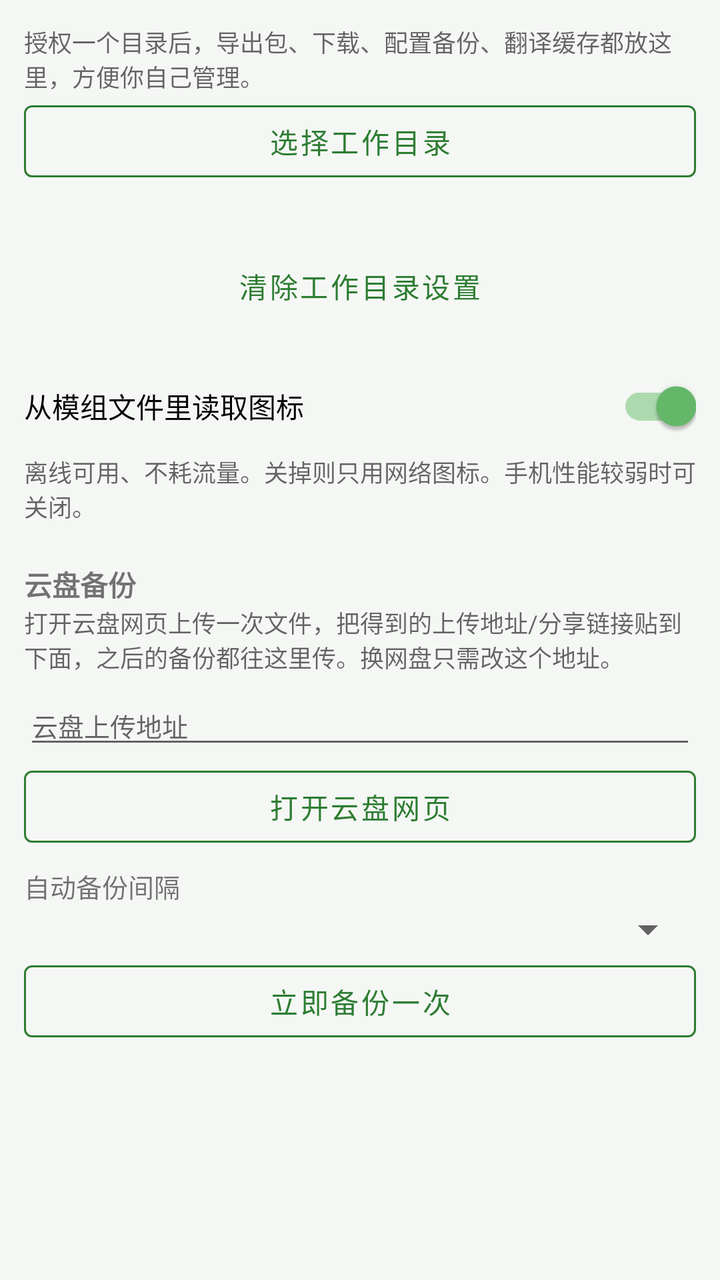
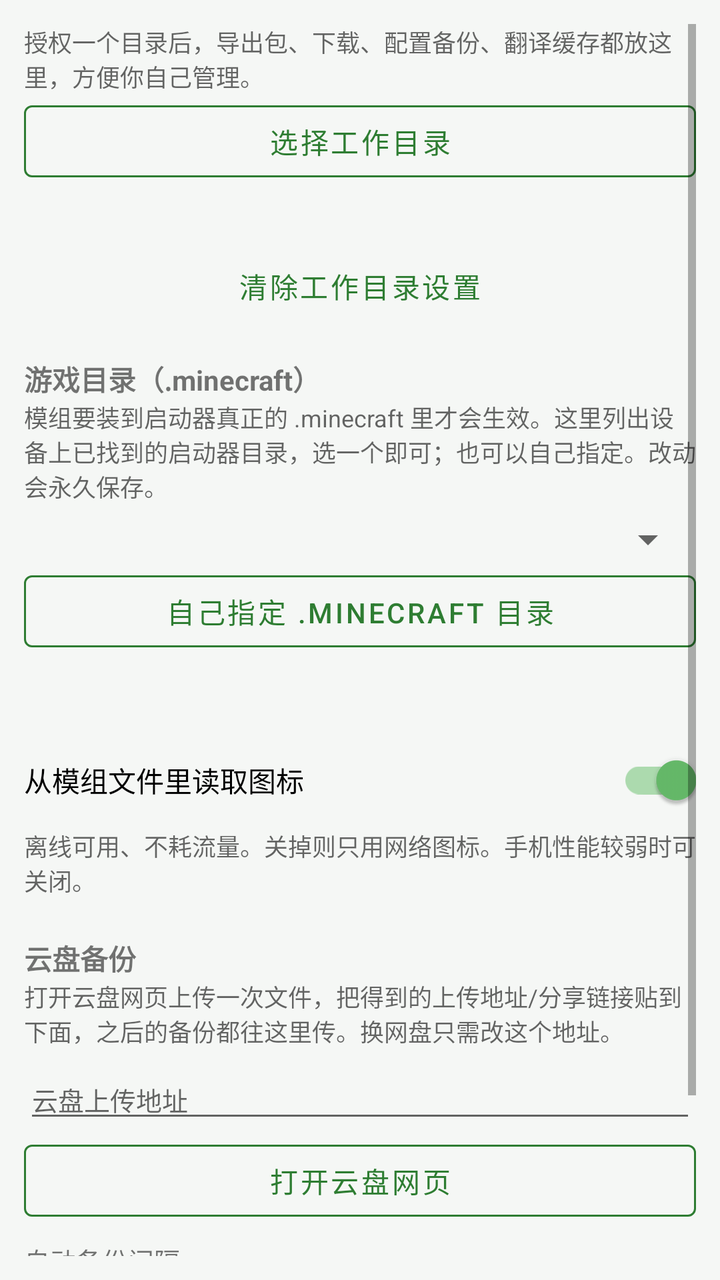

Two renders of the same Android screen: before a commit and after it. Below are the layout's source before the change and the commit's diff.
<!-- AndroidManifest.xml: application theme Theme.ModMigrator -->
<!-- res/layout/fragment_settings_storage.xml -->
<?xml version="1.0" encoding="utf-8"?>
<ScrollView xmlns:android="http://schemas.android.com/apk/res/android"
    android:layout_width="match_parent"
    android:layout_height="match_parent"
    android:padding="12dp">

    <LinearLayout
        android:layout_width="match_parent"
        android:layout_height="wrap_content"
        android:orientation="vertical">

        <TextView
            android:layout_width="match_parent"
            android:layout_height="wrap_content"
            android:text="@string/cfg_workdir_hint"
            android:textColor="@color/textSecondary"
            android:textSize="12sp" />

        <Button
            android:id="@+id/btnPickWork"
            style="@style/AppButtonOutlined"
            android:layout_width="match_parent"
            android:layout_height="wrap_content"
            android:text="@string/cfg_pick_workdir" />

        <TextView
            android:id="@+id/tvWork"
            android:layout_width="match_parent"
            android:layout_height="wrap_content"
            android:paddingBottom="8dp"
            android:textColor="@color/textSecondary"
            android:textSize="12sp" />

        <Button
            android:id="@+id/btnClearWork"
            style="@style/Widget.MaterialComponents.Button.TextButton"
            android:layout_width="match_parent"
            android:layout_height="wrap_content"
            android:text="@string/cfg_clear_workdir" />

        <com.google.android.material.switchmaterial.SwitchMaterial
            android:id="@+id/swLocalIcon"
            android:layout_width="match_parent"
            android:layout_height="wrap_content"
            android:layout_marginTop="12dp"
            android:checked="true"
            android:text="@string/cfg_local_icon" />

        <TextView
            android:layout_width="match_parent"
            android:layout_height="wrap_content"
            android:paddingBottom="8dp"
            android:text="@string/cfg_local_icon_hint"
            android:textColor="@color/textSecondary"
            android:textSize="12sp" />

        <TextView
            android:layout_width="match_parent"
            android:layout_height="wrap_content"
            android:layout_marginTop="12dp"
            android:text="@string/cfg_backup_title"
            android:textStyle="bold" />

        <TextView
            android:layout_width="match_parent"
            android:layout_height="wrap_content"
            android:paddingBottom="6dp"
            android:text="@string/cfg_backup_hint"
            android:textColor="@color/textSecondary"
            android:textSize="12sp" />

        <EditText
            android:id="@+id/etCloudUrl"
            android:layout_width="match_parent"
            android:layout_height="wrap_content"
            android:hint="@string/cfg_cloud_url_hint"
            android:inputType="textUri"
            android:textSize="13sp" />

        <Button
            android:id="@+id/btnOpenCloud"
            style="@style/AppButtonOutlined"
            android:layout_width="match_parent"
            android:layout_height="wrap_content"
            android:text="@string/cfg_open_cloud" />

        <TextView
            android:layout_width="match_parent"
            android:layout_height="wrap_content"
            android:paddingTop="6dp"
            android:text="@string/cfg_backup_interval"
            android:textSize="13sp" />

        <Spinner
            android:id="@+id/spBackup"
            android:layout_width="match_parent"
            android:layout_height="wrap_content" />

        <Button
            android:id="@+id/btnBackupNow"
            style="@style/AppButtonOutlined"
            android:layout_width="match_parent"
            android:layout_height="wrap_content"
            android:text="@string/cfg_backup_now" />

        <TextView
            android:id="@+id/tvBackup"
            android:layout_width="match_parent"
            android:layout_height="wrap_content"
            android:paddingBottom="8dp"
            android:textColor="@color/textSecondary"
            android:textSize="12sp" />
    </LinearLayout>
</ScrollView>
<!-- resources referenced by this layout -->
<resources>
  <color name="textSecondary">#99000000</color>
  <string name="cfg_backup_hint">打开云盘网页上传一次文件，把得到的上传地址/分享链接贴到下面，之后的备份都往这里传。换网盘只需改这个地址。</string>
  <string name="cfg_backup_interval">自动备份间隔</string>
  <string name="cfg_backup_now">立即备份一次</string>
  <string name="cfg_backup_title">云盘备份</string>
  <string name="cfg_clear_workdir">清除工作目录设置</string>
  <string name="cfg_cloud_url_hint">云盘上传地址</string>
  <string name="cfg_local_icon">从模组文件里读取图标</string>
  <string name="cfg_local_icon_hint">离线可用、不耗流量。关掉则只用网络图标。手机性能较弱时可关闭。</string>
  <string name="cfg_open_cloud">打开云盘网页</string>
  <string name="cfg_pick_workdir">选择工作目录</string>
  <string name="cfg_workdir_hint">授权一个目录后，导出包、下载、配置备份、翻译缓存都放这里，方便你自己管理。</string>
  <style name="AppButtonOutlined" parent="Widget.MaterialComponents.Button.OutlinedButton">
          <item name="strokeColor">?attr/colorPrimary</item>
          <item name="android:textColor">?attr/colorPrimary</item>
          <item name="iconTint">?attr/colorPrimary</item>
          <item name="rippleColor">?attr/colorPrimary</item>
      </style>
  <style name="Theme.ModMigrator" parent="Theme.MaterialComponents.DayNight.NoActionBar">
          <item name="colorPrimary">@color/primary</item>
          <item name="colorPrimaryDark">@color/primaryDark</item>
          <item name="colorAccent">@color/accent</item>
          <item name="android:windowBackground">@color/bg</item>
          <item name="android:statusBarColor">@color/primaryDark</item>
          <item name="preferenceTheme">@style/PreferenceThemeOverlay</item>
          
          <item name="materialButtonStyle">@style/AppButton</item>
      </style>
  <color name="primary">#FF2E7D32</color>
  <color name="primaryDark">#FF1B5E20</color>
  <color name="accent">#FF66BB6A</color>
  <color name="bg">#FFF5F7F5</color>
  <style name="AppButton" parent="Widget.MaterialComponents.Button">
          <item name="backgroundTint">?attr/colorPrimary</item>
          <item name="android:textColor">@android:color/white</item>
          <item name="rippleColor">?attr/colorPrimary</item>
      </style>
</resources>

<!-- the commit's change to res/layout/fragment_settings_storage.xml (unified diff, before → after) -->
@@ -37,6 +37,41 @@
             android:layout_width="match_parent"
             android:layout_height="wrap_content"
             android:text="@string/cfg_clear_workdir" />
+
+        <TextView
+            android:layout_width="match_parent"
+            android:layout_height="wrap_content"
+            android:layout_marginTop="12dp"
+            android:text="@string/cfg_gamedir_title"
+            android:textStyle="bold" />
+
+        <TextView
+            android:layout_width="match_parent"
+            android:layout_height="wrap_content"
+            android:paddingBottom="6dp"
+            android:text="@string/cfg_gamedir_hint"
+            android:textColor="@color/textSecondary"
+            android:textSize="12sp" />
+
+        <Spinner
+            android:id="@+id/spGameDir"
+            android:layout_width="match_parent"
+            android:layout_height="wrap_content" />
+
+        <Button
+            android:id="@+id/btnPickGame"
+            style="@style/AppButtonOutlined"
+            android:layout_width="match_parent"
+            android:layout_height="wrap_content"
+            android:text="@string/cfg_gamedir_pick" />
+
+        <TextView
+            android:id="@+id/tvGameDir"
+            android:layout_width="match_parent"
+            android:layout_height="wrap_content"
+            android:paddingBottom="8dp"
+            android:textColor="@color/textSecondary"
+            android:textSize="12sp" />
 
         <com.google.android.material.switchmaterial.SwitchMaterial
             android:id="@+id/swLocalIcon"
<!-- resource entries referenced after the edit -->
@@ -7,6 +7,9 @@
   <string name="cfg_backup_title">云盘备份</string>
   <string name="cfg_clear_workdir">清除工作目录设置</string>
   <string name="cfg_cloud_url_hint">云盘上传地址</string>
+  <string name="cfg_gamedir_hint">模组要装到启动器真正的 .minecraft 里才会生效。这里列出设备上已找到的启动器目录，选一个即可；也可以自己指定。改动会永久保存。</string>
+  <string name="cfg_gamedir_pick">自己指定 .minecraft 目录</string>
+  <string name="cfg_gamedir_title">游戏目录（.minecraft）</string>
   <string name="cfg_local_icon">从模组文件里读取图标</string>
   <string name="cfg_local_icon_hint">离线可用、不耗流量。关掉则只用网络图标。手机性能较弱时可关闭。</string>
   <string name="cfg_open_cloud">打开云盘网页</string>
